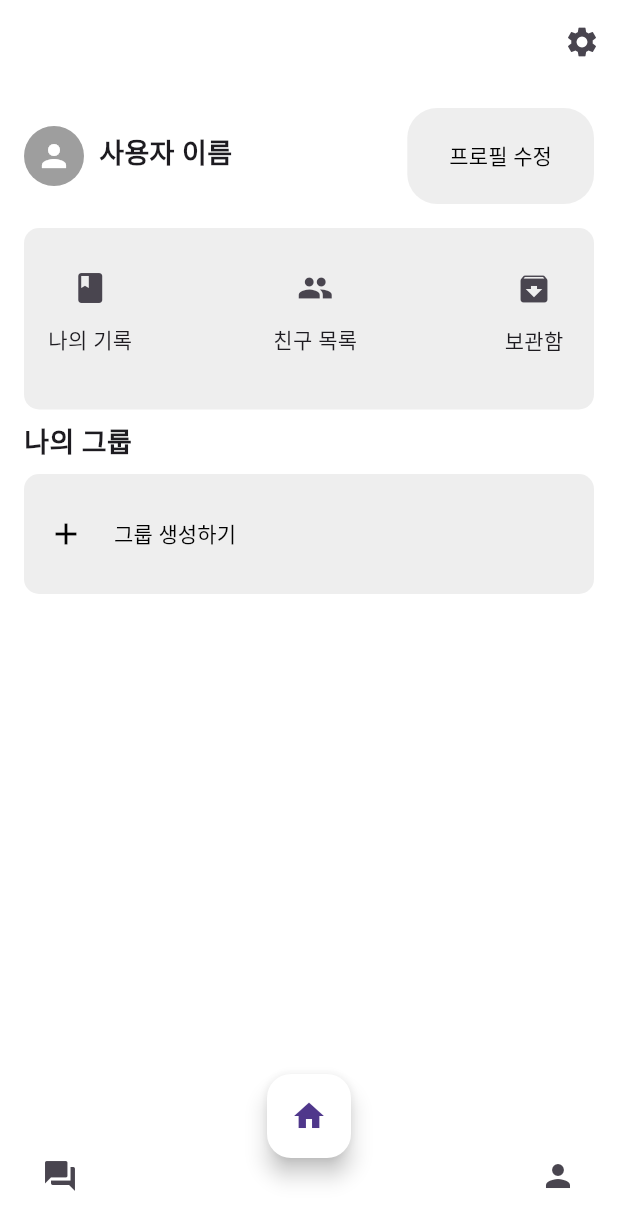
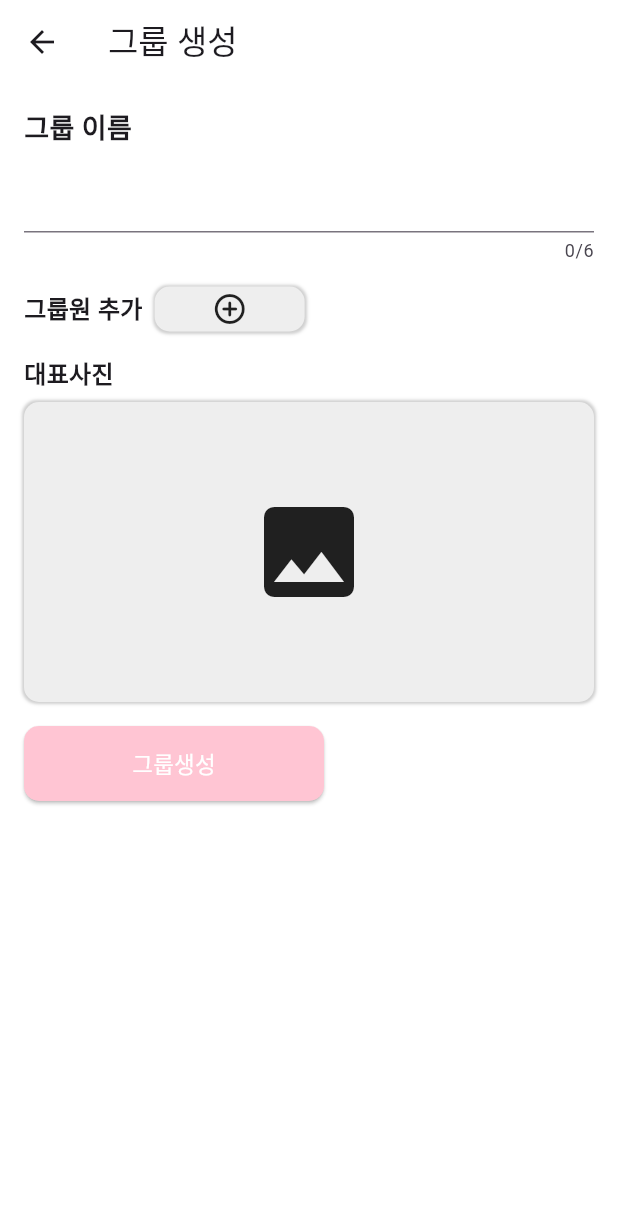
Before and after one commit to dmsdn02/memoria, a Flutter app: the MyPage screen opened directly, after a tap on "그룹 생성하기", on a phone screen of 412 x 824 dp. Shown: the top 1230 px of the screen. Run offline on Flutter 3.47's test engine with Material 3 defaults, Android fonts, the phone set to English and light mode, and no system bars; our stand-ins replace cloud_firestore, firebase_auth, firebase_core; accounts and stored records are empty.

Commit message:
(create_group) 그룹생성 페이지 생성 및 디자인, 관련 로그인 및 마이페이지 부분 수정

```diff
--- a/lib/add/mypage.dart
+++ b/lib/add/mypage.dart
@@ -1,4 +1,5 @@
 import 'package:flutter/material.dart';
+import '../friends/create_group.dart';
 import '../friends/f_list.dart';
 import '../mainpage/calendar.dart';
 import 'setting.dart';
@@ -7,7 +8,7 @@ class MyPage extends StatelessWidget {
   @override
   Widget build(BuildContext context) {
     return Scaffold(
-      backgroundColor: Colors.white, // 화면 배경색 흰색으로 변경
+      backgroundColor: Colors.white,
       appBar: AppBar(
         actions: [
           IconButton(
@@ -142,7 +143,10 @@ class MyPage extends StatelessWidget {
                 SizedBox(width: 8),
                 TextButton(
                   onPressed: () {
-                    // 그룹 생성하기 기능
+                    Navigator.push(
+                      context,
+                      MaterialPageRoute(builder: (context) => CreateGroupPage()), // CreateGroupPage로 이동
+                    );
                   },
                   child: Text(
                     "그룹 생성하기",
--- a/lib/friends/create_group.dart
+++ b/lib/friends/create_group.dart
@@ -0,0 +1,126 @@
+import 'package:flutter/material.dart';
+import 'package:flutter/services.dart'; // 추가
+
+class CreateGroupPage extends StatelessWidget {
+  @override
+  Widget build(BuildContext context) {
+    return Scaffold(
+      appBar: AppBar(
+        title: Text('그룹 생성'),
+        backgroundColor: Colors.white,
+      ),
+      backgroundColor: Colors.white,
+      body: Padding(
+        padding: EdgeInsets.all(16.0),
+        child: Column(
+          crossAxisAlignment: CrossAxisAlignment.start,
+          children: [
+            SizedBox(
+              width: double.infinity,
+              child: Text(
+                '그룹 이름',
+                style: TextStyle(
+                  fontSize: 18,
+                  fontWeight: FontWeight.bold,
+                ),
+              ),
+            ),
+            SizedBox(height: 8),
+            TextFormField(
+              maxLength: 6, // 최대 글자 수 제한
+              inputFormatters: [LengthLimitingTextInputFormatter(6)], // 추가
+              // 그룹 이름 입력칸
+            ),
+            SizedBox(height: 16),
+            Row(
+              children: [
+                Text(
+                  '그룹원 추가',
+                  style: TextStyle(
+                    fontSize: 16,
+                    fontWeight: FontWeight.bold,
+                  ),
+                ),
+                SizedBox(width: 8),
+                Container(
+                  width: 100,
+                  height: 30,
+                  decoration: BoxDecoration(
+                    color: Colors.grey[200],
+                    borderRadius: BorderRadius.circular(10),
+                    boxShadow: [
+                      BoxShadow(
+                        color: Colors.grey.withOpacity(0.5),
+                        spreadRadius: 1,
+                        blurRadius: 1,
+                        offset: Offset(0, 0.5),
+                      ),
+                    ],
+                  ),
+                  child: Icon(Icons.add_circle_outline_rounded),
+                ),
+              ],
+            ),
+            SizedBox(height: 16),
+            Text(
+              '대표사진',
+              style: TextStyle(
+                fontSize: 16,
+                fontWeight: FontWeight.bold,
+              ),
+            ),
+            SizedBox(height: 8),
+            Stack(
+              alignment: Alignment.topLeft,
+              children: [
+                Container(
+                  width: 500,
+                  height: 200,
+                  decoration: BoxDecoration(
+                    color: Colors.grey[200],
+                    borderRadius: BorderRadius.circular(10),
+                    boxShadow: [
+                      BoxShadow(
+                        color: Colors.grey.withOpacity(0.5),
+                        spreadRadius: 1,
+                        blurRadius: 1,
+                        offset: Offset(0, 0.1), // changes position of shadow
+                      ),
+                    ],
+                  ),
+                  alignment: Alignment.center,
+                  child: Icon(
+                    Icons.photo,
+                    size: 80,
+                  ),
+                ),
+              ],
+            ),
+            SizedBox(height: 16),
+            ElevatedButton(
+              onPressed: () {
+                // 그룹 생성 버튼 클릭 시 동작
+              },
+              child: Text(
+                '그룹생성',
+                style: TextStyle(
+                  color: Colors.white,
+                  fontSize: 15,
+                ),
+              ),
+              style: ButtonStyle(
+                backgroundColor: MaterialStateProperty.all<Color>(Color(0xFFFFC5D3)),
+                minimumSize: MaterialStateProperty.all(Size(200, 50)),
+                shape: MaterialStateProperty.all<RoundedRectangleBorder>(
+                  RoundedRectangleBorder(
+                    borderRadius: BorderRadius.circular(10.0),
+                  ),
+                ),
+              ),
+            ),
+          ],
+        ),
+      ),
+    );
+  }
+}
--- a/lib/startpage/login.dart
+++ b/lib/startpage/login.dart
@@ -185,6 +185,7 @@ class LoginPage extends StatelessWidget {
                 Navigator.push(
                   context,
                   MaterialPageRoute(builder: (context) => ResetPassword()),
+                );
               },
               child: Text(
                 '비밀번호 찾기',
```
